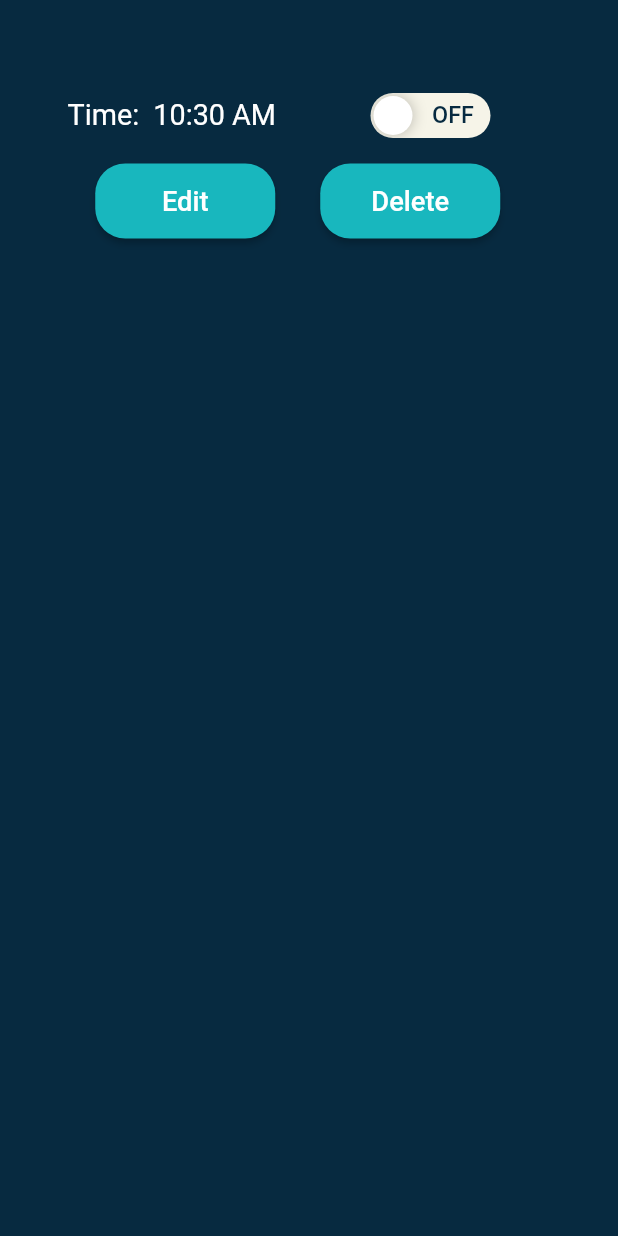
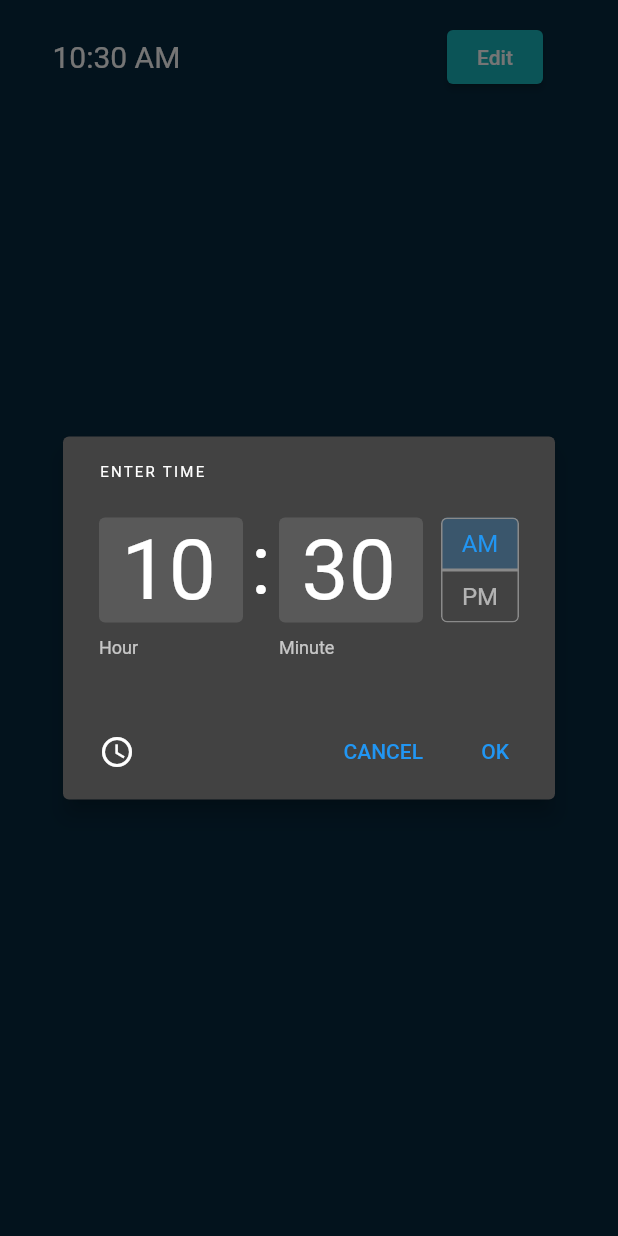
Before and after one commit to WSUCptSCapstone-Fall2022Spring2023/lami-fullstackapp, a Flutter app: the AlarmItem widget shown alone on an empty page, opened directly with empty values, after a tap on "Edit", on a phone screen of 412 x 824 dp. Run offline on Flutter 3.47's test engine with Material 2 defaults, Android fonts, the light colour scheme and no system bars; drawn by our look-alikes of flutter_advanced_switch; our stand-ins replace awesome_notifications, cloud_firestore, email_validator, firebase_auth, firebase_core, fluttertoast and 3 more; missing offline and left inert: flutter_horizontal_divider, flutter_picker; accounts and stored records are empty.

Commit message:
Now able to change times for specific alarms. Still does not save to the database.

```diff
--- a/alarm_mobile_app/lib/alarm.dart
+++ b/alarm_mobile_app/lib/alarm.dart
@@ -10,7 +10,7 @@ class Alarm {
   // https://api.flutter.dev/flutter/material/showTimePicker.html
   // https://api.flutter.dev/flutter/material/TimeOfDay-class.html
   final String id;
-  final TimeOfDay time;
+  late final TimeOfDay time;
   final String nameOfDrug;
   final String dayOfWeek;
 
--- a/alarm_mobile_app/lib/edit_alarms.dart
+++ b/alarm_mobile_app/lib/edit_alarms.dart
@@ -23,6 +23,8 @@ class AlarmItem extends StatelessWidget {
     required this.alarm,
   }) : super(key: ObjectKey(alarm));
   final Alarm alarm;
+
+  late TimeOfDay time = alarm.time;
 
   @override
   Widget build(BuildContext context) {
@@ -74,108 +76,37 @@ class AlarmItem extends StatelessWidget {
 
     return ListTile(
         contentPadding: const EdgeInsets.fromLTRB(35, 10, 50, 10),
-        title: Column(children: [
-          const SizedBox(height: 10),
-          Row(children: [
-            Expanded(
-                child: Text(
-                  alarm.nameOfDrug,
-                  style: const TextStyle(fontWeight: FontWeight.bold),
-                  textScaleFactor: 1.7,
-                ))
-          ]),
-          const SizedBox(height: 6),
+        title:
         Row(
           children: [
-              const SizedBox(width: 10),
-              Expanded(
-                child: Text("Time:  " + alarm.time.format(context),
-                    textScaleFactor: 1.2),
-              ),
-              AdvancedSwitch(
-                  //controller: enabledController,
-                  width: 80,
-                  activeColor: ThemeColors.darkData.primaryColorLight,
-                  inactiveColor: ThemeColors.darkData.disabledColor,
-                  activeChild: const Text('ON',
-                      textScaleFactor: 1.3,
-                      style:
-                      TextStyle(color: Color.fromRGBO(246, 244, 232, 1))),
-                  inactiveChild: Text('OFF',
-                      textScaleFactor: 1.3,
-                      style:
-                      TextStyle(color: ThemeColors.darkData.primaryColorDark))),
-              const SizedBox(width: 35),
-            ],
-          ),
-          const SizedBox(height: 17),
-          Row(
-            mainAxisAlignment: MainAxisAlignment.center,
-            children: [
+            const SizedBox(height: 40),
+            Expanded(child:
+            StatefulBuilder(builder: (context, _setState) {
+              return Row(children: [
+                Text(getStatefulTime(time), style: const TextStyle(fontSize: 20.0)),
+                const Spacer(),
                 ElevatedButton(
-                  style: ElevatedButton.styleFrom(
-                      backgroundColor: ThemeColors.darkData.primaryColorLight,
-                      minimumSize: const Size(120, 50),
-                      shape: RoundedRectangleBorder(
-                          borderRadius: BorderRadius.circular(20))),
-                  onPressed: () {
-                    //runApp(EditAlarm(alarm: alarm));
-                  },
-                  child: const Text(
-                    "Edit",
-                    textScaleFactor: 1.3,
-                  )),
-              const SizedBox(width: 30),
-              ElevatedButton(
-                  style: ElevatedButton.styleFrom(
-                      backgroundColor: ThemeColors.darkData.primaryColorLight,
-                      minimumSize: const Size(120, 50),
-                      shape: RoundedRectangleBorder(
-                          borderRadius: BorderRadius.circular(20))),
-                  child: const Text(
-                    "Delete",
-                    textScaleFactor: 1.3,
+                  style: ButtonStyle(
+                      backgroundColor: MaterialStateProperty.all<Color>(ThemeColors.darkData.primaryColorLight)
                   ),
                   onPressed: () async {
-                    FirebaseFirestore instance = FirebaseFirestore.instance;
-                    SharedPreferences prefs =
-                    await SharedPreferences.getInstance();
-                    // secondary confirmation dialog for deleting an alarm
-                    Navigator.of(context).pop();
-                    showDialog(
+                    final TimeOfDay? result = await showTimePicker(
                         context: context,
-                        barrierDismissible: false,
-                        builder: (BuildContext context) {
-                          return AlertDialog(
-                              title: const Text("Are you sure?"),
-                              actions: [
-                                TextButton(
-                                    onPressed: () async {
-                                      Navigator.of(context).pop();
-                                      await deleteAlarm(alarm.id, instance);
-                                      // runApp(Home(
-                                      //     alarms: await getMedications(
-                                      //         prefs.getString("id") ?? '',
-                                      //         instance)));
+                        initialTime: time,
+                        initialEntryMode: TimePickerEntryMode.input);
+                    if (result != null) {
+                      _setState(() => time = result);
+                    }
                   },
-                                    child: const Text(
-                                      "Yes",
-                                      textScaleFactor: 1.2,
-                                    )),
-                                TextButton(
-                                    onPressed: () async {
-                                      Navigator.of(context).pop();
-                                    },
-                                    child: const Text(
-                                      "No",
-                                      textScaleFactor: 1.2,
-                                    )),
+                  child: const Text('Edit', style: TextStyle(fontSize: 14.0)),
+                )
               ]);
-                        });
-                  })
+            }),
+            )
+
           ],
-          ),
-        ]));
+        )
+    );
   }
 }
 
@@ -201,46 +132,46 @@ class EditAlarms extends StatelessWidget {
               // settings button
               IconButton(
                   icon: const Icon(Icons.exit_to_app, color: Colors.black, size: 35),
-                onPressed: () async {
-                  // Users user = getCurrentUserLocal(await SharedPreferences.getInstance());
-                  // user.medications = await getMedications(user.id, FirebaseFirestore.instance);
-                  //runApp(AddMedication(medication: user.medications));
+                  onPressed: () {
                     Navigator.pop(context);
                   }),
             ],
           ),
-        body: EditAlarmsScreen(alarms: alarms)
-        // Row(
-        //   children: [
-          //   ElevatedButton(
-          //           style: ElevatedButton.styleFrom(
-          //               backgroundColor: ThemeColors.darkData.primaryColorLight,
-          //               shape: const CircleBorder(),
-          //               padding: const EdgeInsets.fromLTRB(0, 20, 0, 20)
-          //           ),
-          //           child: const Text(
-          //             "Save"
-          //           ),
-          //           onPressed: () {
-          //             Navigator.pop(context);
-          //           },
-          //         ),
-          // ElevatedButton(
-          //   style: ElevatedButton.styleFrom(
-          //       backgroundColor: ThemeColors.darkData.primaryColorLight,
-          //       shape: const CircleBorder(),
-          //       padding: const EdgeInsets.fromLTRB(0, 20, 0, 20)
-          //   ),
-          //   child: const Text(
-          //       "Close"
-          //   ),
-          //   onPressed: () {
-          //     Navigator.pop(context);
-          //   },
-          // )
-      //   ])
-      // )
-    ));
+          body:
+          Column(
+              children: [
+                Expanded(child: EditAlarmsScreen(alarms: alarms)),
+
+              ]
+          ),
+          bottomNavigationBar:
+          BottomAppBar(
+            child: Row(
+              mainAxisSize: MainAxisSize.max,
+              mainAxisAlignment: MainAxisAlignment.spaceAround,
+              children: <Widget>[
+                const SizedBox(height: 75.0,width: 1.0,),
+                ElevatedButton(
+                  style: ElevatedButton.styleFrom(
+                      backgroundColor: ThemeColors.darkData.primaryColorLight,
+                      shape: const CircleBorder(),
+                      padding: const EdgeInsets.fromLTRB(0, 20, 0, 20)
+                  ),
+                  child: const Text(
+                      "Save"
+                  ),
+                  onPressed: () {
+                    Navigator.pop(context);
+                  },
+                ),
+                const SizedBox(height: 75.0,width: 1.0,)
+              ],
+            ),
+            color: ThemeColors.darkData.primaryColorDark,
+            notchMargin: 8.0,
+          ),
+        )
+    );
   }
 }
 
--- a/alarm_mobile_app/lib/utils.dart
+++ b/alarm_mobile_app/lib/utils.dart
@@ -363,12 +363,12 @@ RepeatOption pickerToRepeatOption(int pickerRepeatOption) {
   }
 }
 
-String getStatefulTime(){
-  // int hour = int.parse(time.toString().substring(10, 12));
-  // int minutes = int.parse(time.toString().substring(13, 15));
-  // if (hour > 12){
-  //   return (hour - 12).toString() + ':' + time.toString().substring(13, 15) + " PM";
-  // }
-  // return hour.toString() + ':' + time.toString().substring(13, 15) + " AM";
-  return TimeOfDay.now().toString();
+String getStatefulTime(time){
+  int hour = int.parse(time.toString().substring(10, 12));
+  int minutes = int.parse(time.toString().substring(13, 15));
+  if (hour > 12){
+    return (hour - 12).toString() + ':' + time.toString().substring(13, 15) + " PM";
+  }
+  return hour.toString() + ':' + time.toString().substring(13, 15) + " AM";
+  // return TimeOfDay.now().toString();
 }
```
Lines whose indentation alone changed are shown as unchanged.
